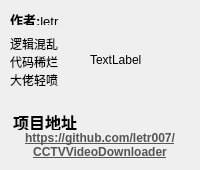
This is src/ui/about.ui in letr007/CCTVVideoDownloader as Qt 5 draws it before an edit. The edited form follows.
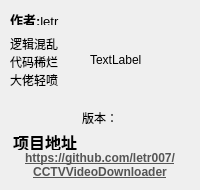
This is the edited form.

Commit message: feat(about): show the build version

```diff
--- a/src/ui/about.ui
+++ b/src/ui/about.ui
@@ -7,7 +7,7 @@
     <x>0</x>
     <y>0</y>
     <width>200</width>
-    <height>170</height>
+    <height>190</height>
    </rect>
   </property>
   <property name="windowTitle">
@@ -30,7 +30,7 @@
    <property name="geometry">
     <rect>
      <x>10</x>
-     <y>110</y>
+     <y>130</y>
      <width>70</width>
      <height>20</height>
     </rect>
@@ -98,11 +98,27 @@
     <bool>true</bool>
    </property>
   </widget>
+  <widget class="QLabel" name="label_version">
+   <property name="geometry">
+    <rect>
+     <x>10</x>
+     <y>108</y>
+     <width>180</width>
+     <height>20</height>
+    </rect>
+   </property>
+   <property name="text">
+    <string>版本：</string>
+   </property>
+   <property name="alignment">
+    <set>Qt::AlignmentFlag::AlignCenter</set>
+   </property>
+  </widget>
   <widget class="QLabel" name="label_link">
    <property name="geometry">
     <rect>
      <x>10</x>
-     <y>130</y>
+     <y>150</y>
      <width>180</width>
      <height>30</height>
     </rect>
```
The commit also changes 3 other files.
